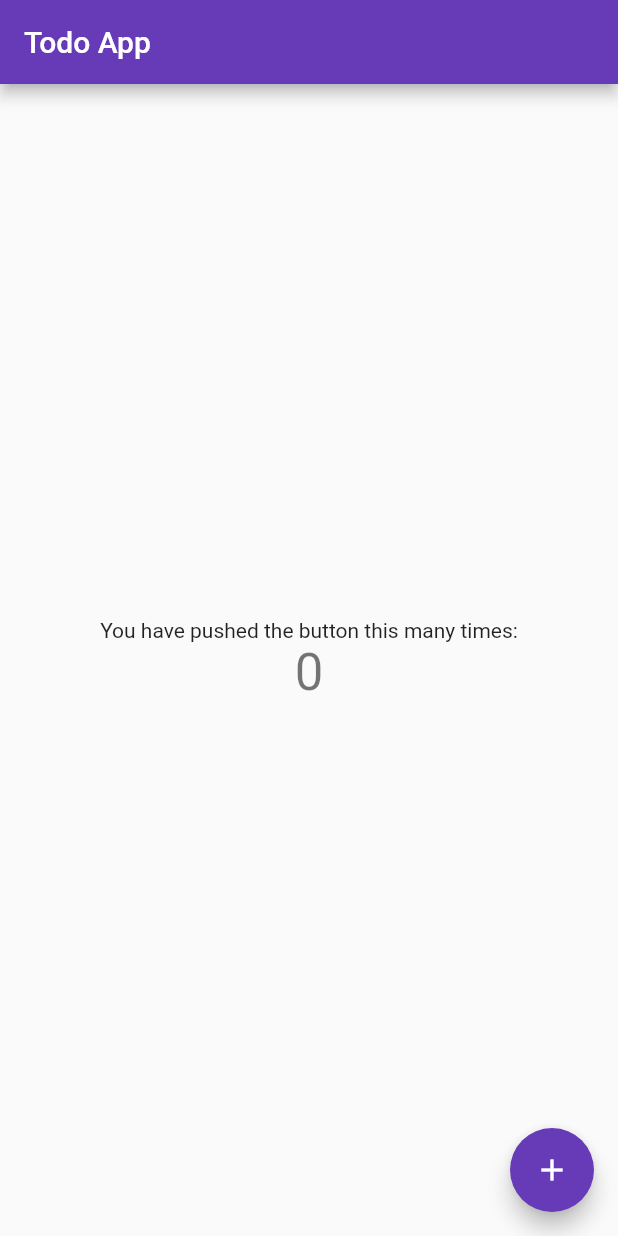
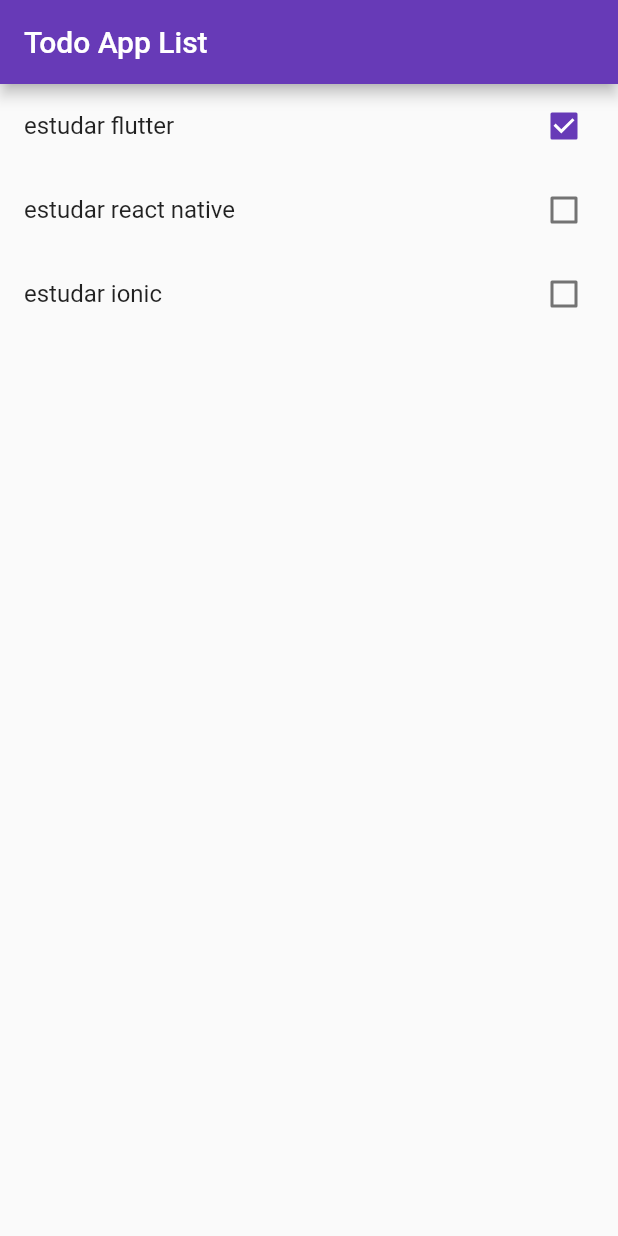
Before and after one commit to douglasdamasceno/todo-flutter, a Flutter app: the screen it shows after launch, on a phone screen of 412 x 824 dp. Run offline on Flutter 3.47's test engine with Material 2 defaults, Android fonts, the phone set to English and light mode, and no system bars.

Commit message:
criando a lista dos itens

```diff
--- a/lib/main.dart
+++ b/lib/main.dart
@@ -1,4 +1,7 @@
+import 'package:flutter/cupertino.dart';
 import 'package:flutter/material.dart';
+
+import 'models/item.dart';
 
 void main() => runApp(MyApp());
 
@@ -10,54 +13,49 @@ class MyApp extends StatelessWidget {
       theme: ThemeData(
         primarySwatch: Colors.deepPurple,
       ),
-      home: MyHomePage(title: 'Todo App'),
+      home: HomePage(),
     );
   }
 }
 
-class MyHomePage extends StatefulWidget {
-  MyHomePage({Key key, this.title}) : super(key: key);
+class HomePage extends StatefulWidget {
+  var items = new List<Item>();
 
-  final String title;
+  HomePage() {
+    items = [];
+    items.add(Item(id: "1", title: "estudar flutter", done: true));
+    items.add(Item(id: "2", title: "estudar react native", done: false));
+    items.add(Item(id: "3", title: "estudar ionic", done: false));
+  }
 
   @override
-  _MyHomePageState createState() => _MyHomePageState();
+  _HomePageState createState() => _HomePageState();
 }
 
-class _MyHomePageState extends State<MyHomePage> {
-  int _counter = 0;
-
-  void _incrementCounter() {
-    setState(() {
-      _counter++;
-    });
-  }
-
+class _HomePageState extends State<HomePage> {
   @override
   Widget build(BuildContext context) {
     return Scaffold(
       appBar: AppBar(
-        title: Text(widget.title),
+        title: Text("Todo App List "),
       ),
-      body: Center(
-        child: Column(
-          mainAxisAlignment: MainAxisAlignment.center,
-          children: <Widget>[
-            Text(
-              'You have pushed the button this many times:',
-            ),
-            Text(
-              '$_counter',
-              style: Theme.of(context).textTheme.display1,
-            ),
-          ],
-        ),
+      body: ListView.builder(
+        itemCount: widget.items.length,
+        itemBuilder: (BuildContext ctxt, int index) {
+          final item = widget.items[index];
+          return CheckboxListTile(
+            title: Text(item.title),
+            key: Key(item.id),
+            value: item.done,
+            onChanged: (value) {
+              setState(() {
+                item.done = value;
+              });
+              print(value);
+            },
+          );
+        },
       ),
-      floatingActionButton: FloatingActionButton(
-        onPressed: _incrementCounter,
-        tooltip: 'Increment',
-        child: Icon(Icons.add),
-      ), // This trailing comma makes auto-formatting nicer for build methods.
     );
   }
 }
--- /dev/null
+++ b/lib/models/item.dart
@@ -0,0 +1,21 @@
+class Item {
+  String id;
+  String title;
+  bool done;
+
+  Item({this.id, this.title, this.done});
+
+  Item.fromJson(Map<String, dynamic> json) {
+    id = json['id'];
+    title = json['title'];
+    done = json['done'];
+  }
+
+  Map<String, dynamic> toJson() {
+    final Map<String, dynamic> data = new Map<String, dynamic>();
+    data['id'] = this.id;
+    data['title'] = this.title;
+    data['done'] = this.done;
+    return data;
+  }
+}
```
